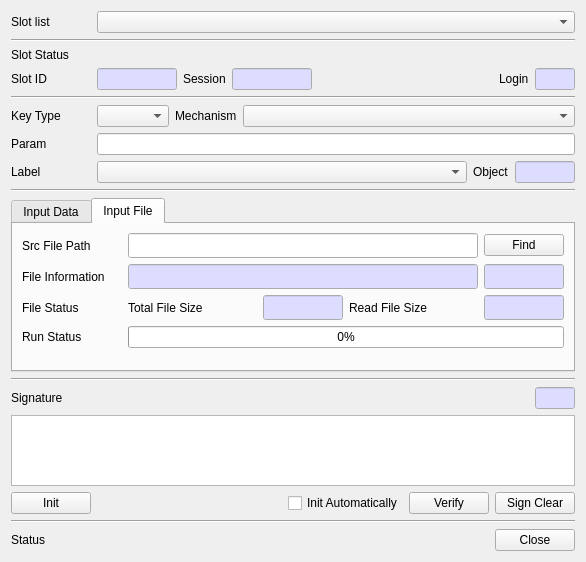
jykim74/CryptokiMan, file CryptokiMan/verify_dlg.ui: the form before one commit.
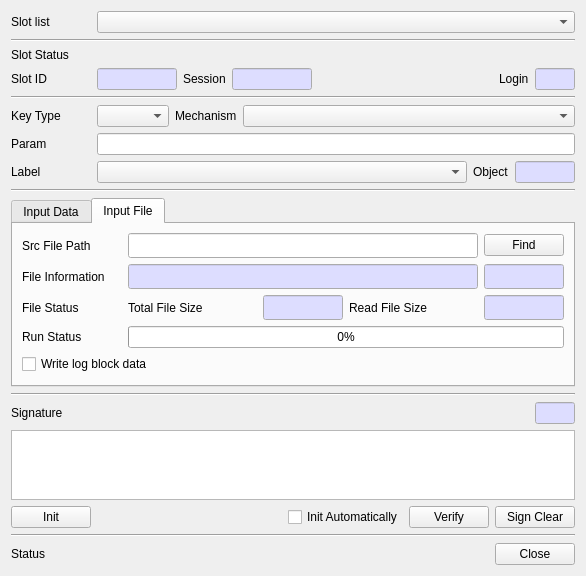
The form after the commit. The open tabs and pages were chosen to show the change.

```diff
--- a/CryptokiMan/verify_dlg.ui
+++ b/CryptokiMan/verify_dlg.ui
@@ -7,7 +7,7 @@
     <x>0</x>
     <y>0</y>
     <width>586</width>
-    <height>562</height>
+    <height>569</height>
    </rect>
   </property>
   <property name="windowTitle">
@@ -993,6 +993,13 @@
          </item>
         </layout>
        </item>
+       <item>
+        <widget class="QCheckBox" name="mWriteLogCheck">
+         <property name="text">
+          <string>Write log block data</string>
+         </property>
+        </widget>
+       </item>
        <item>
         <spacer name="verticalSpacer">
          <property name="orientation">
```
Left out of the diff: 2 changed lines with no effect on the pictures.
